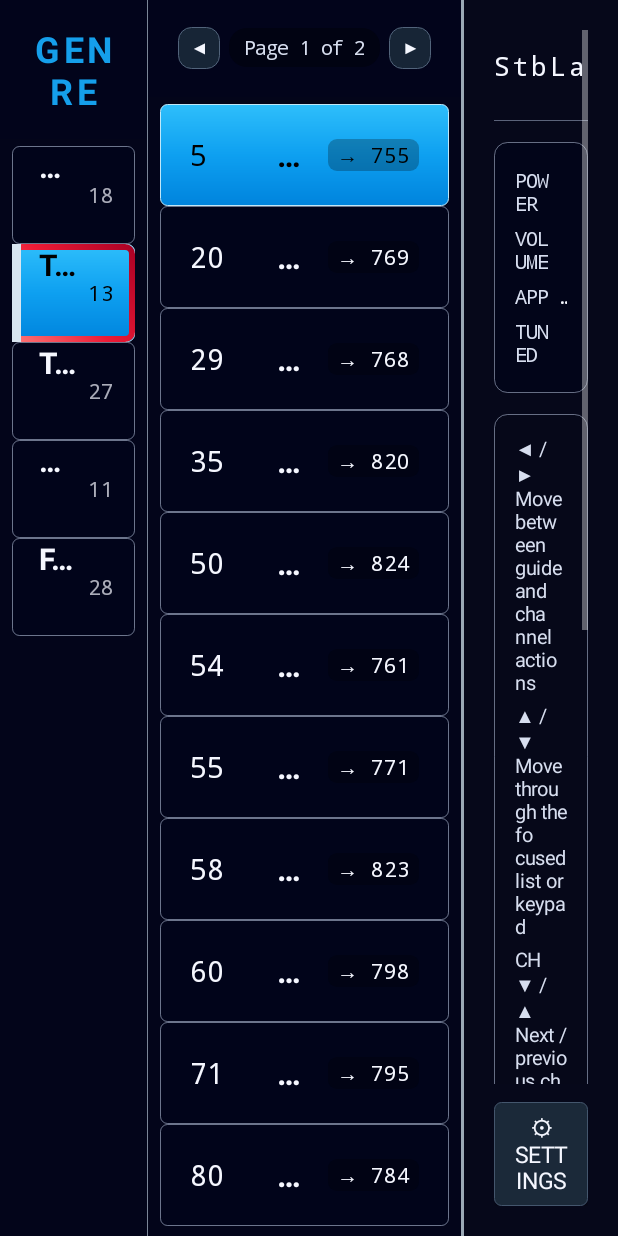
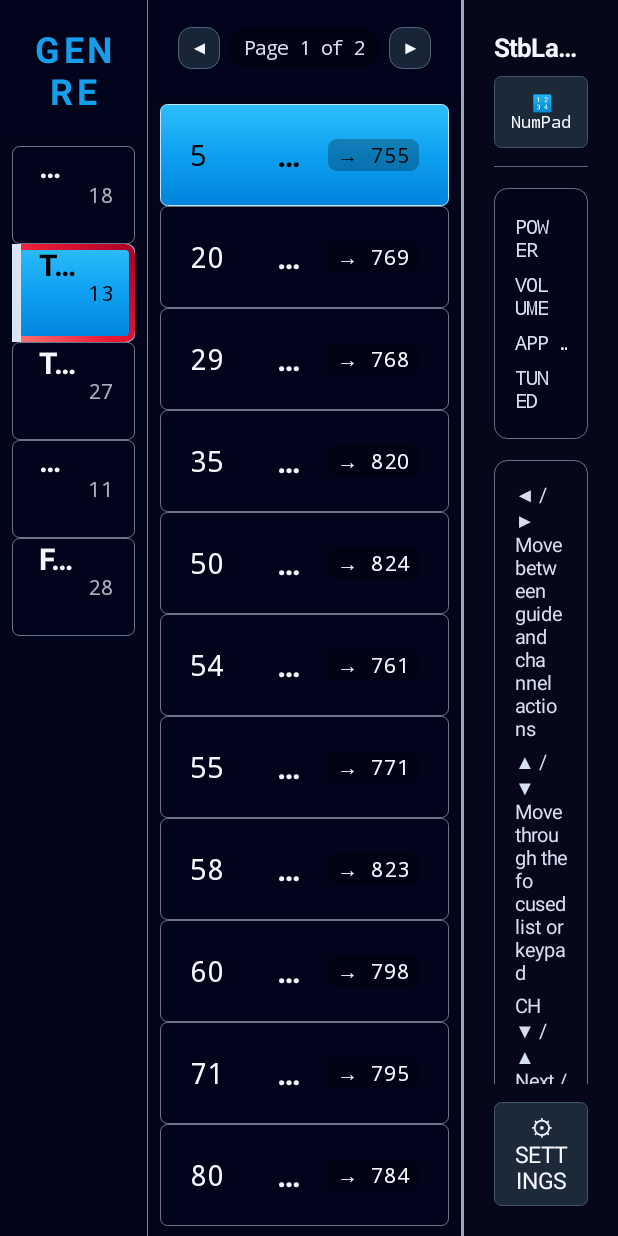
Before and after one commit to bharathraj0643/stblab-gui, an Android app: the screen it shows after launch (MainActivity), after a tap on an icon or button, on a phone screen of 412 x 824 dp. Run offline under Robolectric (Android 15) with nearby library versions, the phone set to English and light mode, and no system bars; 2 other taps on this screen came first.

Commit message:
refactor: optimize picker rendering and navigation with targeted row refreshing

```diff
--- a/app/src/main/java/com/stblab/gui/MainActivity.kt
+++ b/app/src/main/java/com/stblab/gui/MainActivity.kt
@@ -64,6 +64,13 @@ class MainActivity : Activity() {
     private var pickerVolumeValue: TextView? = null
     private var pickerAppValue: TextView? = null
     private var pickerTunedValue: TextView? = null
+    private var pickerGenreRows: List<View> = emptyList()
+    private var pickerChannelList: LinearLayout? = null
+    private var pickerGenreTitle: TextView? = null
+    private var pickerCountLabel: TextView? = null
+    private var pickerPageLabel: TextView? = null
+    private var pickerPrevArrow: TextView? = null
+    private var pickerNextArrow: TextView? = null
     private var settingsRemoteLabel: TextView? = null
     private var pairingStatusLabel: TextView? = null
     private val poll = object : Runnable {
@@ -219,6 +226,7 @@ class MainActivity : Activity() {
         visibleGenres.forEachIndexed { index, genre ->
             genreList.addView(makeGenreRow(genre, index), LinearLayout.LayoutParams(-1, -1))
         }
+        pickerGenreRows = (0 until genreList.childCount).map { genreList.getChildAt(it) }
         genreColumn.addView(genreList, LinearLayout.LayoutParams(-1, 0, 1f))
         guide.addView(genreColumn, LinearLayout.LayoutParams(0, -1, 0.32f))
 
@@ -238,29 +246,34 @@ class MainActivity : Activity() {
             setBackgroundColor(0xb302051c.toInt())
         }
         val pageNav = LinearLayout(this).apply { orientation = LinearLayout.HORIZONTAL; gravity = Gravity.CENTER_VERTICAL }
-        pageNav.addView(pageArrow("◀", enabled = pageCount > 1) {
+        val previousPage = pageArrow("◀", enabled = pageCount > 1) {
             pageIndex = (pageIndex - 1 + pageCount) % pageCount
             channelIndex = pageIndex * PAGE_SIZE
             selectedByGenre[currentGenre()?.id ?: 0] = channelIndex
             focusRestoreId = CHANNEL_ID_BASE + channelIndex
             focusedArea = "channels"
             renderPicker()
-        })
+        }
+        pickerPrevArrow = previousPage
+        pageNav.addView(previousPage)
         val pagePill = label("Page ${pageIndex + 1} of $pageCount", 13, DIM).apply {
             typeface = Typeface.MONOSPACE
             gravity = Gravity.CENTER
             setPadding(dp(10), dp(4), dp(10), dp(4))
             background = GradientDrawable().apply { cornerRadius = dp(12).toFloat(); setColor(0x59000000) }
         }
+        pickerPageLabel = pagePill
         pageNav.addView(pagePill)
-        pageNav.addView(pageArrow("▶", enabled = pageCount > 1) {
+        val nextPage = pageArrow("▶", enabled = pageCount > 1) {
             pageIndex = (pageIndex + 1) % pageCount
             channelIndex = pageIndex * PAGE_SIZE
             selectedByGenre[currentGenre()?.id ?: 0] = channelIndex
             focusRestoreId = CHANNEL_ID_BASE + channelIndex
             focusedArea = "channels"
             renderPicker()
-        })
+        }
+        pickerNextArrow = nextPage
+        pageNav.addView(nextPage)
         pageHeader.addView(pageNav, LinearLayout.LayoutParams(ViewGroup.LayoutParams.WRAP_CONTENT, ViewGroup.LayoutParams.WRAP_CONTENT))
         val genreTitle = label(currentGenre()?.name ?: "Channels", 24, WHITE, true).apply {
             gravity = Gravity.CENTER
@@ -268,6 +281,7 @@ class MainActivity : Activity() {
             ellipsize = android.text.TextUtils.TruncateAt.END
             setPadding(0, 0, 0, 0)
         }
+        pickerGenreTitle = genreTitle
         pageHeader.addView(genreTitle, LinearLayout.LayoutParams(0, ViewGroup.LayoutParams.WRAP_CONTENT, 1f))
         val countPill = label("${channels.size} ch", 13, DIM).apply {
             typeface = Typeface.MONOSPACE
@@ -275,6 +289,7 @@ class MainActivity : Activity() {
             setPadding(dp(10), dp(4), dp(10), dp(4))
             background = GradientDrawable().apply { cornerRadius = dp(12).toFloat(); setColor(0x59000000) }
         }
+        pickerCountLabel = countPill
         pageHeader.addView(countPill, LinearLayout.LayoutParams(ViewGroup.LayoutParams.WRAP_CONTENT, ViewGroup.LayoutParams.WRAP_CONTENT))
         channelColumn.addView(pageHeader, LinearLayout.LayoutParams(-1, ViewGroup.LayoutParams.WRAP_CONTENT))
 
@@ -289,6 +304,7 @@ class MainActivity : Activity() {
                 setPadding(dp(30), dp(30), dp(30), dp(30))
             }, LinearLayout.LayoutParams(-1, -1))
         }
+        pickerChannelList = channelList
         channelColumn.addView(channelList, LinearLayout.LayoutParams(-1, 0, 1f))
         guide.addView(channelColumn, LinearLayout.LayoutParams(0, -1, 0.68f))
         root.addView(guide, LinearLayout.LayoutParams(0, -1, 3f))
@@ -302,18 +318,21 @@ class MainActivity : Activity() {
         val sidebarScroll = ScrollView(this).apply { isFillViewport = false; clipChildren = false; clipToPadding = false }
         val sidebarContent = LinearLayout(this).apply { orientation = LinearLayout.VERTICAL }
         val brand = LinearLayout(this).apply {
+            orientation = LinearLayout.VERTICAL
+            gravity = Gravity.START
+            setPadding(0, 0, 0, dp(12))
+        }
+        brand.addView(label("StbLab Picker", 17, TEXT, true).apply {
+            maxLines = 1
+            ellipsize = android.text.TextUtils.TruncateAt.END
+            setPadding(0, 0, 0, dp(8))
+        }, LinearLayout.LayoutParams(-1, ViewGroup.LayoutParams.WRAP_CONTENT))
+        val headerControls = LinearLayout(this).apply {
             orientation = LinearLayout.HORIZONTAL
             gravity = Gravity.CENTER_VERTICAL
-            setPadding(0, 0, 0, dp(12))
         }
-        val titleAndPad = LinearLayout(this).apply { orientation = LinearLayout.HORIZONTAL; gravity = Gravity.CENTER_VERTICAL }
-        titleAndPad.addView(label("StbLab Picker", 18, TEXT, true).apply {
-            typeface = Typeface.MONOSPACE
-            letterSpacing = 0.1f
-            setPadding(0, 0, dp(8), 0)
-        }, LinearLayout.LayoutParams(0, ViewGroup.LayoutParams.WRAP_CONTENT, 1f))
         val state = remote.snapshot()
-        val toggle = compactButton(if (keypadOpen) "🔢 Hide Pad" else "🔢 NumPad", KEYPAD_TOGGLE_ID) {
+        val toggle = compactButton(if (keypadOpen) "Hide Pad" else "🔢 NumPad", KEYPAD_TOGGLE_ID) {
             keypadOpen = !keypadOpen
             focusRestoreId = KEYPAD_TOGGLE_ID
             renderPicker()
@@ -322,15 +341,16 @@ class MainActivity : Activity() {
             setBackground(if (keypadOpen) solidPanel(FOCUS, FOCUS, 1) else solidPanel(0xff1a293a.toInt(), 0xff52647b.toInt(), 1))
             setTextColor(if (keypadOpen) 0xff071820.toInt() else TEXT)
         }
-        titleAndPad.addView(toggle)
-        brand.addView(titleAndPad, LinearLayout.LayoutParams(0, ViewGroup.LayoutParams.WRAP_CONTENT, 1f))
+        headerControls.addView(toggle)
         val connection = label(if (state.connected) "● LIVE" else "● OFFLINE", 12, if (state.connected) GREEN else AMBER, true).apply {
             typeface = Typeface.MONOSPACE
-            gravity = Gravity.CENTER_VERTICAL
-            setPadding(dp(6), 0, 0, 0)
+            gravity = Gravity.CENTER_VERTICAL or Gravity.END
+            maxLines = 1
+            setPadding(dp(4), 0, 0, 0)
         }
         pickerConnectionLabel = connection
-        brand.addView(connection)
+        headerControls.addView(connection, LinearLayout.LayoutParams(0, ViewGroup.LayoutParams.WRAP_CONTENT, 1f))
+        brand.addView(headerControls, LinearLayout.LayoutParams(-1, ViewGroup.LayoutParams.WRAP_CONTENT))
         sidebarContent.addView(brand)
         sidebarContent.addView(View(this).apply { setBackgroundColor(0x6bd1e1ff.toInt()) }, LinearLayout.LayoutParams(-1, dp(1)))
 
@@ -484,7 +504,56 @@ class MainActivity : Activity() {
         pageIndex = channelIndex / PAGE_SIZE
         focusedArea = if (keepGenreFocus) "genre" else "channels"
         focusRestoreId = if (keepGenreFocus) GENRE_ID_BASE + genreIndex else CHANNEL_ID_BASE + channelIndex
-        renderPicker()
+        refreshGenreRows()
+        refreshChannelRows()
+        if (!keepGenreFocus) main.post { findViewById<View>(focusRestoreId)?.requestFocus() }
+    }
+
+    private fun refreshGenreRows() {
+        pickerGenreRows.forEachIndexed { index, row ->
+            val selected = index == genreIndex
+            val focused = row.hasFocus() && focusedArea == "genre"
+            row.background = pickerPanel(selected || focused, GENRE_SURFACE, focused)
+            row.elevation = if (focused) dp(6).toFloat() else 0f
+            (row as? LinearLayout)?.let { item ->
+                item.getChildAt(0)?.setBackgroundColor(if (selected || focused) 0xffd9e6f1.toInt() else Color.TRANSPARENT)
+                (item.getChildAt(1) as? TextView)?.setTextColor(if (selected || focused) Color.BLACK else WHITE)
+                (item.getChildAt(2) as? TextView)?.apply {
+                    setTextColor(if (selected || focused) Color.BLACK else WHITE)
+                    alpha = if (selected || focused) 1f else 0.7f
+                }
+            }
+        }
+    }
+
+    private fun refreshChannelRows() {
+        val list = pickerChannelList ?: return
+        val channels = currentChannels()
+        val pageCount = ((channels.size + PAGE_SIZE - 1) / PAGE_SIZE).coerceAtLeast(1)
+        pageIndex = (channelIndex / PAGE_SIZE).coerceIn(0, pageCount - 1)
+        pickerGenreTitle?.text = currentGenre()?.name ?: "Channels"
+        pickerCountLabel?.text = "${channels.size} ch"
+        pickerPageLabel?.text = "Page ${pageIndex + 1} of $pageCount"
+        list.removeAllViews()
+        val start = pageIndex * PAGE_SIZE
+        channels.drop(start).take(PAGE_SIZE).forEachIndexed { offset, channel ->
+            list.addView(makeChannelRow(channel, start + offset), LinearLayout.LayoutParams(-1, -1))
+        }
+        if (channels.isEmpty()) {
+            list.addView(label("No channels found in this genre.", 20, DIM).apply {
+                gravity = Gravity.CENTER
+                setPadding(dp(30), dp(30), dp(30), dp(30))
+            }, LinearLayout.LayoutParams(-1, -1))
+        }
+        updatePageArrow(pickerPrevArrow, pageCount > 1)
+        updatePageArrow(pickerNextArrow, pageCount > 1)
+    }
+
+    private fun updatePageArrow(view: TextView?, enabled: Boolean) {
+        view ?: return
+        view.isClickable = enabled
+        view.alpha = if (enabled) 1f else 0.35f
+        view.setTextColor(if (enabled) TEXT else 0x668f9aad)
     }
 
     private fun addVirtualKeypad(parent: LinearLayout, activeChannel: ChannelDto?) {
@@ -782,12 +851,21 @@ class MainActivity : Activity() {
                     if (count == 0) return true
                     val delta = if (keyCode == KeyEvent.KEYCODE_DPAD_DOWN) 1 else -1
                     val next = (channelIndex + delta + count) % count
-                    channelIndex = next
-                    selectedByGenre[currentGenre()?.id ?: 0] = next
-                    pageIndex = next / PAGE_SIZE
                     focusedArea = "channels"
-                    focusRestoreId = CHANNEL_ID_BASE + next
-                    renderPicker()
+                    val nextPage = next / PAGE_SIZE
+                    if (nextPage != pageIndex) {
+                        channelIndex = next
+                        pageIndex = nextPage
+                        selectedByGenre[currentGenre()?.id ?: 0] = next
+                        focusRestoreId = CHANNEL_ID_BASE + next
+                        refreshChannelRows()
+                        // Request focus synchronously: a posted request leaves a brief
+                        // no-focus window where the next remote repeat can escape to Genre.
+                        findViewById<View>(focusRestoreId)?.requestFocus()
+                    } else {
+                        focusRestoreId = CHANNEL_ID_BASE + next
+                        findViewById<View>(focusRestoreId)?.requestFocus()
+                    }
                     return true
                 }
                 KeyEvent.KEYCODE_DPAD_LEFT -> { findViewById<View>(GENRE_ID_BASE + genreIndex)?.requestFocus(); return true }
@@ -806,7 +884,31 @@ class MainActivity : Activity() {
             }
             keypadOpen && activeId in KEYPAD_BUTTON_BASE..KEYPAD_OK_ID -> return moveKeypadFocus(activeId, keyCode)
         }
+        // Keep rapid repeated Up/Down presses inside Channels while a page swap is
+        // replacing the focused row or when Android temporarily reports no focused id.
+        if (focusedArea == "channels") {
+            when (keyCode) {
+                KeyEvent.KEYCODE_DPAD_UP -> { moveChannelSelection(-1); return true }
+                KeyEvent.KEYCODE_DPAD_DOWN -> { moveChannelSelection(1); return true }
+            }
+        }
         return false
+    }
+
+    private fun moveChannelSelection(delta: Int) {
+        val channels = currentChannels()
+        if (channels.isEmpty()) return
+        val next = (channelIndex + delta + channels.size) % channels.size
+        val nextPage = next / PAGE_SIZE
+        focusedArea = "channels"
+        focusRestoreId = CHANNEL_ID_BASE + next
+        if (nextPage != pageIndex) {
+            channelIndex = next
+            pageIndex = nextPage
+            selectedByGenre[currentGenre()?.id ?: 0] = next
+            refreshChannelRows()
+        }
+        findViewById<View>(focusRestoreId)?.requestFocus()
     }
     private fun moveKeypadFocus(activeId: Int, keyCode: Int): Boolean {
         val targetId = when {
```
